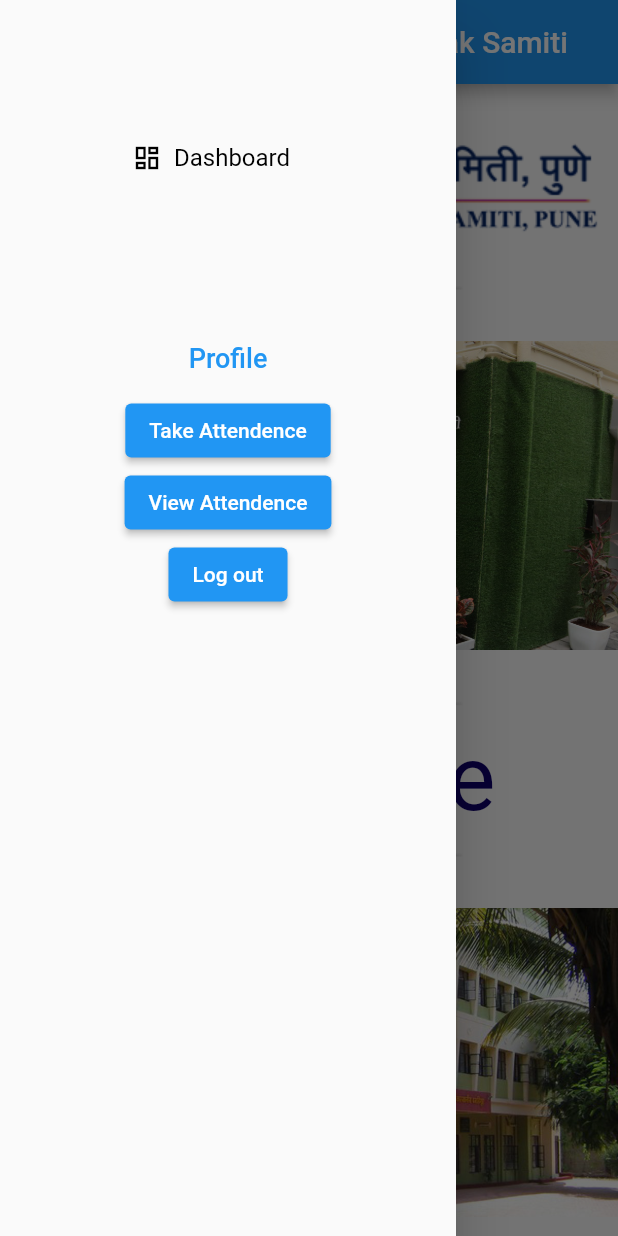
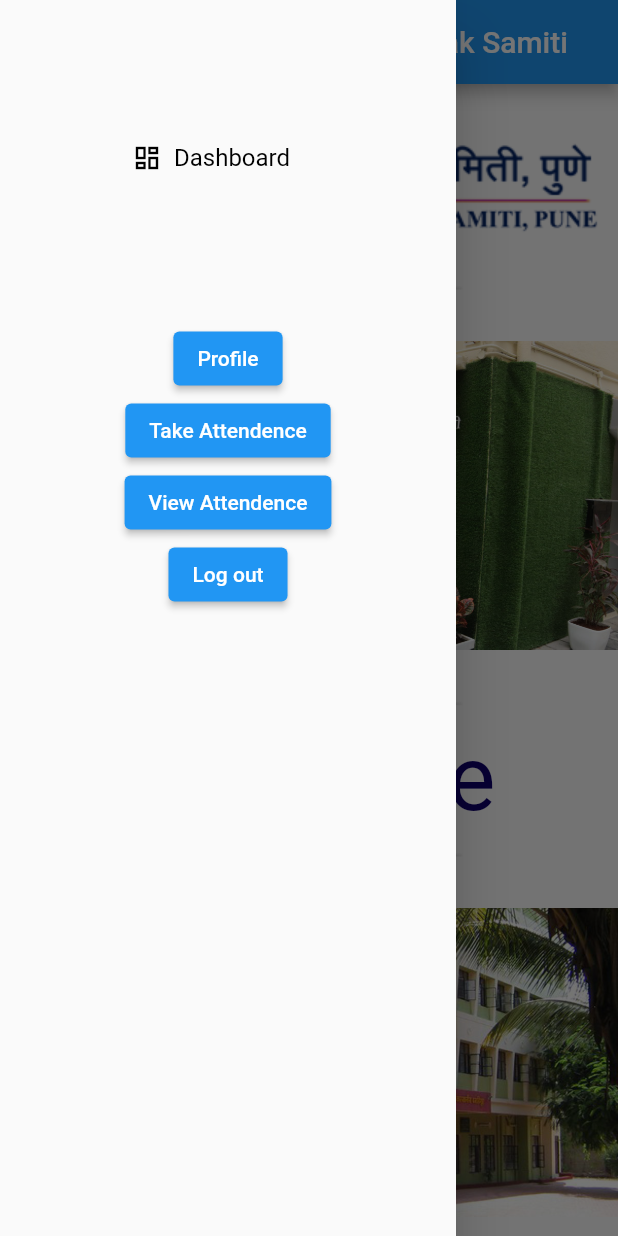
Before and after one commit to NeelMunot/VSS-Managaement, a Flutter app: the Homepage_admin screen opened directly, with the side drawer open, on a phone screen of 412 x 824 dp. Run offline on Flutter 3.47's test engine with Material 2 defaults, Android fonts, the phone set to English and light mode, and no system bars; our stand-ins replace dropdown_button2, email_validator, firebase_auth, firebase_core, firebase_database; missing offline and left inert: dart:ffi; accounts and stored records are empty.

Commit message:
again small chnages

```diff
--- a/project_vss/lib/pages/Homepage_admin.dart
+++ b/project_vss/lib/pages/Homepage_admin.dart
@@ -24,10 +24,11 @@ class Homepage_admin extends StatelessWidget {
           SizedBox(
             height: 20,
           ),
-          TextButton(
+          ElevatedButton(
               onPressed: () {},
-              child: Text("Profile",
-                  style: TextStyle(color: Colors.blue, fontSize: 18))),
+              child: Text(
+                "Profile",
+              )),
           ElevatedButton(
               onPressed: () {
                 Navigator.of(context).push(
```
